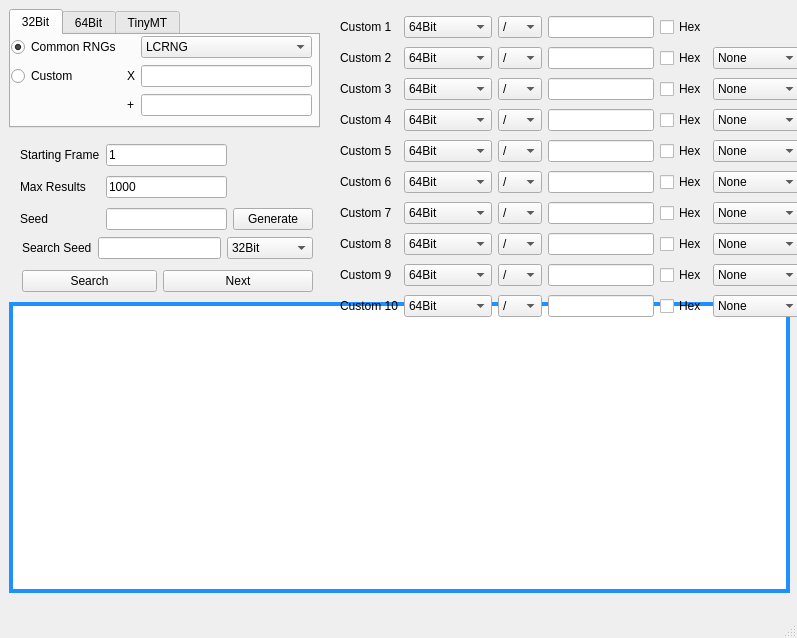
Old version of the form Forms/Researcher.ui in the repository Admiral-Fish/PokeFinder.
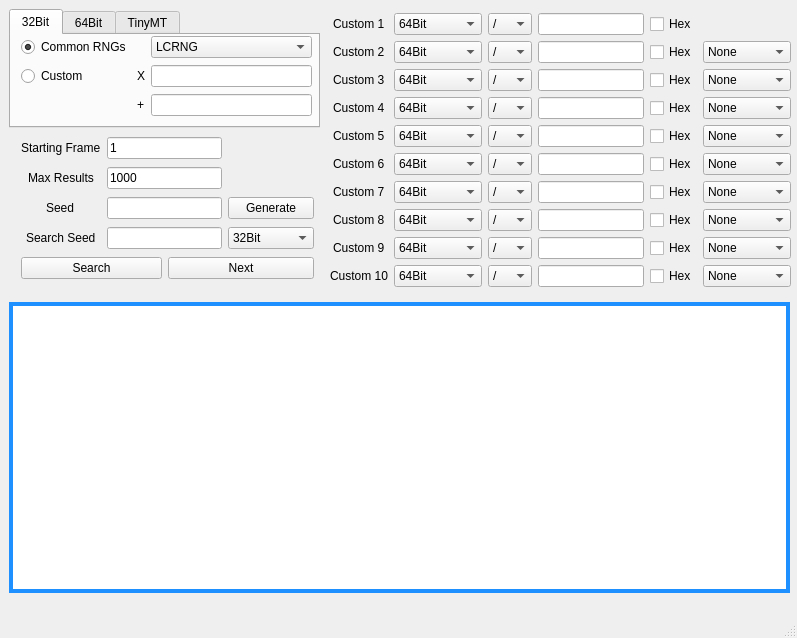
New version of the form. The open tabs and pages were chosen to show the change. Custom widgets are drawn as their Qt base class.

What changed in the file:
```diff
--- a/Forms/Researcher.ui
+++ b/Forms/Researcher.ui
@@ -33,12 +33,12 @@
      <attribute name="title">
       <string>32Bit</string>
      </attribute>
-     <widget class="QWidget" name="">
+     <widget class="QWidget" name="layoutWidget">
       <property name="geometry">
        <rect>
-        <x>0</x>
+        <x>10</x>
         <y>0</y>
-        <width>301</width>
+        <width>291</width>
         <height>85</height>
        </rect>
       </property>
@@ -338,10 +338,10 @@
    <widget class="QWidget" name="layoutWidget">
     <property name="geometry">
      <rect>
-      <x>340</x>
+      <x>330</x>
       <y>13</y>
       <width>461</width>
-      <height>307</height>
+      <height>281</height>
      </rect>
     </property>
     <layout class="QGridLayout" name="gridLayoutCustoms">
@@ -415,7 +415,7 @@
      <item row="1" column="3">
       <widget class="QTextBox" name="lineEditRValue2"/>
      </item>
-     <item row="0" column="0">
+     <item row="0" column="0" alignment="Qt::AlignHCenter|Qt::AlignVCenter">
       <widget class="QLabel" name="label">
        <property name="text">
         <string>Custom 1</string>
@@ -579,7 +579,7 @@
        </item>
       </widget>
      </item>
-     <item row="2" column="0">
+     <item row="2" column="0" alignment="Qt::AlignHCenter|Qt::AlignVCenter">
       <widget class="QLabel" name="label_3">
        <property name="text">
         <string>Custom 3</string>
@@ -645,7 +645,7 @@
        </item>
       </widget>
      </item>
-     <item row="3" column="0">
+     <item row="3" column="0" alignment="Qt::AlignHCenter|Qt::AlignVCenter">
       <widget class="QLabel" name="label_4">
        <property name="text">
         <string>Custom 4</string>
@@ -834,7 +834,7 @@
        </property>
       </widget>
      </item>
-     <item row="1" column="0">
+     <item row="1" column="0" alignment="Qt::AlignHCenter|Qt::AlignVCenter">
       <widget class="QLabel" name="label_2">
        <property name="text">
         <string>Custom 2</string>
@@ -1023,7 +1023,7 @@
        </item>
       </widget>
      </item>
-     <item row="7" column="0">
+     <item row="7" column="0" alignment="Qt::AlignHCenter|Qt::AlignVCenter">
       <widget class="QLabel" name="label_8">
        <property name="text">
         <string>Custom 8</string>
@@ -1292,7 +1292,7 @@
        </item>
       </widget>
      </item>
-     <item row="4" column="0">
+     <item row="4" column="0" alignment="Qt::AlignHCenter|Qt::AlignVCenter">
       <widget class="QLabel" name="label_5">
        <property name="text">
         <string>Custom 5</string>
@@ -1841,7 +1841,7 @@
        </property>
       </widget>
      </item>
-     <item row="6" column="0">
+     <item row="6" column="0" alignment="Qt::AlignHCenter|Qt::AlignVCenter">
       <widget class="QLabel" name="label_7">
        <property name="text">
         <string>Custom 7</string>
@@ -2016,7 +2016,7 @@
        </property>
       </widget>
      </item>
-     <item row="8" column="0">
+     <item row="8" column="0" alignment="Qt::AlignHCenter|Qt::AlignVCenter">
       <widget class="QLabel" name="label_9">
        <property name="text">
         <string>Custom 9</string>
@@ -2152,7 +2152,7 @@
        </item>
       </widget>
      </item>
-     <item row="5" column="0">
+     <item row="5" column="0" alignment="Qt::AlignHCenter|Qt::AlignVCenter">
       <widget class="QLabel" name="label_6">
        <property name="text">
         <string>Custom 6</string>
@@ -2635,7 +2635,7 @@
        </item>
       </widget>
      </item>
-     <item row="9" column="0">
+     <item row="9" column="0" alignment="Qt::AlignHCenter|Qt::AlignVCenter">
       <widget class="QLabel" name="label_10">
        <property name="text">
         <string>Custom 10</string>
@@ -2651,24 +2651,24 @@
      </item>
     </layout>
    </widget>
-   <widget class="QWidget" name="layoutWidget">
+   <widget class="QWidget" name="">
     <property name="geometry">
      <rect>
-      <x>20</x>
-      <y>140</y>
+      <x>21</x>
+      <y>135</y>
       <width>293</width>
-      <height>96</height>
+      <height>151</height>
      </rect>
     </property>
-    <layout class="QGridLayout" name="gridLayoutSearch">
-     <item row="0" column="0">
+    <layout class="QGridLayout" name="gridLayout">
+     <item row="0" column="0" alignment="Qt::AlignHCenter|Qt::AlignVCenter">
       <widget class="QLabel" name="label_22">
        <property name="text">
         <string>Starting Frame</string>
        </property>
       </widget>
      </item>
-     <item row="0" column="1">
+     <item row="0" column="1" colspan="2">
       <widget class="QTextBox" name="textBoxStartingFrame">
        <property name="text">
         <string notr="true">1</string>
@@ -2678,14 +2678,14 @@
        </property>
       </widget>
      </item>
-     <item row="1" column="0">
+     <item row="1" column="0" alignment="Qt::AlignHCenter|Qt::AlignVCenter">
       <widget class="QLabel" name="label_13">
        <property name="text">
         <string>Max Results</string>
        </property>
       </widget>
      </item>
-     <item row="1" column="1">
+     <item row="1" column="1" colspan="2">
       <widget class="QTextBox" name="textBoxMaxFrames">
        <property name="text">
         <string notr="true">1000</string>
@@ -2695,50 +2695,38 @@
        </property>
       </widget>
      </item>
-     <item row="2" column="0">
+     <item row="2" column="0" alignment="Qt::AlignHCenter|Qt::AlignVCenter">
       <widget class="QLabel" name="label_14">
        <property name="text">
         <string>Seed</string>
        </property>
       </widget>
      </item>
-     <item row="2" column="1">
+     <item row="2" column="1" colspan="2">
       <widget class="QTextBox" name="textBoxSeed">
        <property name="maxLength">
         <number>16</number>
        </property>
       </widget>
      </item>
-     <item row="2" column="2">
+     <item row="2" column="3">
       <widget class="QPushButton" name="pushButtonGenerate32Bit">
        <property name="text">
         <string>Generate</string>
        </property>
       </widget>
      </item>
-    </layout>
-   </widget>
-   <widget class="QWidget" name="layoutWidget">
-    <property name="geometry">
-     <rect>
-      <x>22</x>
-      <y>232</y>
-      <width>291</width>
-      <height>65</height>
-     </rect>
-    </property>
-    <layout class="QGridLayout" name="gridLayout">
-     <item row="0" column="0">
+     <item row="3" column="0" alignment="Qt::AlignHCenter|Qt::AlignVCenter">
       <widget class="QLabel" name="label_23">
        <property name="text">
         <string>Search Seed</string>
        </property>
       </widget>
      </item>
-     <item row="0" column="1" colspan="2">
+     <item row="3" column="1" colspan="2">
       <widget class="QTextBox" name="textBoxSearch"/>
      </item>
-     <item row="0" column="3">
+     <item row="3" column="3">
       <widget class="QComboBox" name="comboBoxSearch">
        <item>
         <property name="text">
@@ -2757,14 +2745,14 @@
        </item>
       </widget>
      </item>
-     <item row="1" column="0" colspan="2">
+     <item row="4" column="0" colspan="2">
       <widget class="QPushButton" name="pushButtonSearch">
        <property name="text">
         <string>Search</string>
        </property>
       </widget>
      </item>
-     <item row="1" column="2" colspan="2">
+     <item row="4" column="2" colspan="2">
       <widget class="QPushButton" name="pushButtonNext">
        <property name="text">
         <string>Next</string>
```
Left out of the diff: 10 changed lines with no effect on the pictures.
